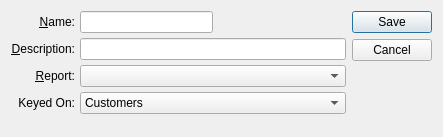
This is guiclient/form.ui in discountscott/qt-client as Qt 5 draws it before an edit. The edited form follows.
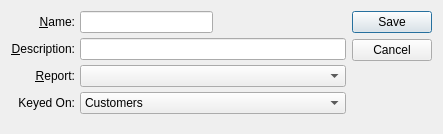
This is the edited form. Custom widgets are drawn as their Qt base class.

```diff
--- a/guiclient/form.ui
+++ b/guiclient/form.ui
@@ -14,7 +14,7 @@
     <x>0</x>
     <y>0</y>
     <width>443</width>
-    <height>137</height>
+    <height>134</height>
    </rect>
   </property>
   <property name="windowTitle">
```
Left out of the diff: 5 changed lines with no effect on the pictures.
